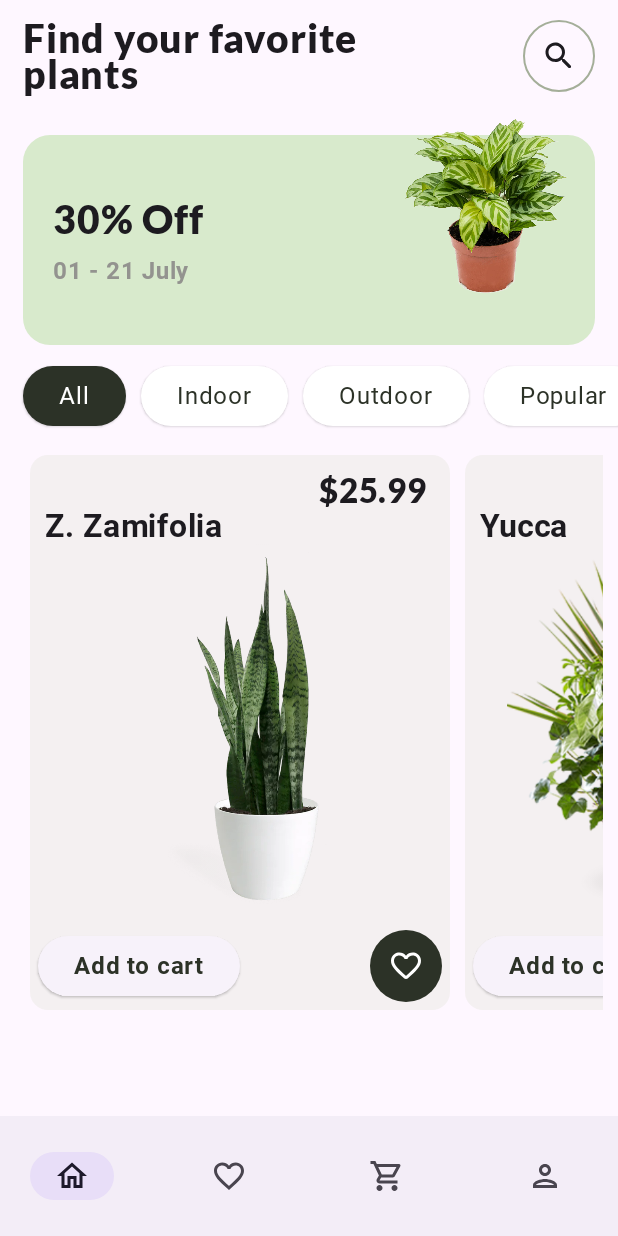
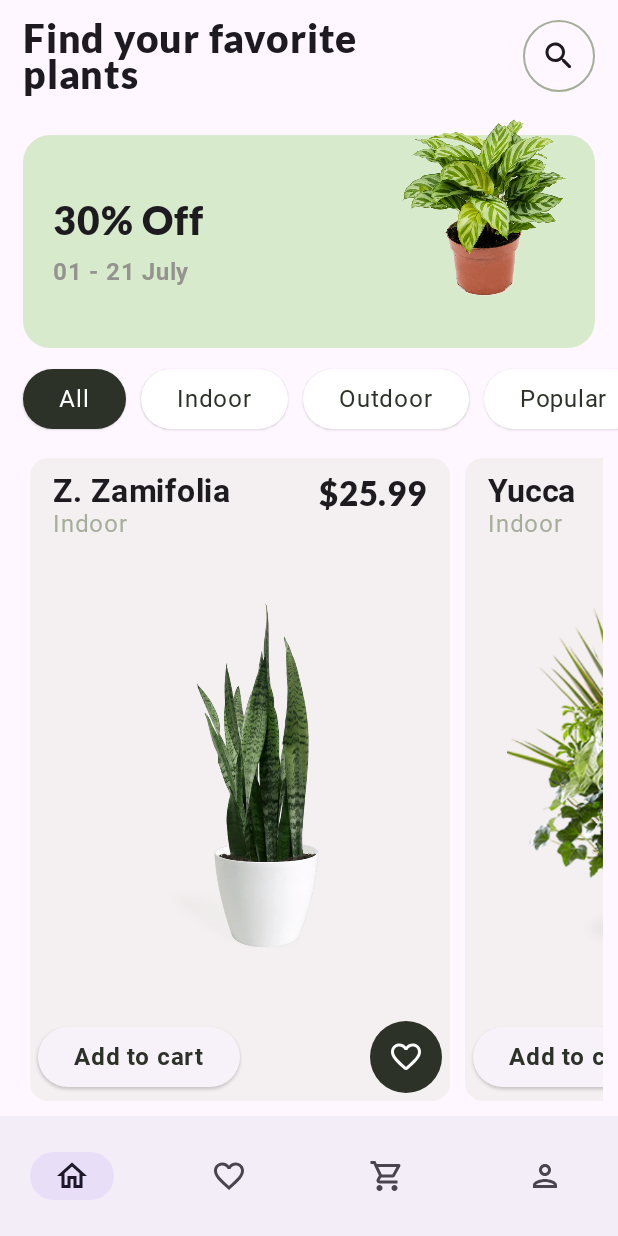
Before and after one commit to raul94a/PlantShop, an Android app built with Jetpack Compose: the HomeScreen screen opened through its navigation route, on a phone screen of 412 x 824 dp. Run offline under Robolectric (Android 15) with nearby library versions, the phone set to English and light mode, and no system bars; 2 statements that could not run were skipped.

Commit message:
Restyling of PlantScreen: Give weight to expand PlantList

```diff
--- a/app/src/main/java/com/raul/plantshop/domain/plants/Plant.kt
+++ b/app/src/main/java/com/raul/plantshop/domain/plants/Plant.kt
@@ -1,5 +1,7 @@
 package com.raul.plantshop.domain.plants
 
+import androidx.compose.runtime.Composable
+import androidx.compose.ui.res.stringResource
 import com.raul.plantshop.R
 import com.raul.plantshop.data.plant.PlantData
 import com.raul.plantshop.data.plant.toPlant
@@ -10,7 +12,7 @@ import kotlinx.serialization.Serializable
 data class Plant(
     val id: String,
     val name: String,
-    val isFav : Boolean = false,
+    val isFav: Boolean = false,
     val description: String,
     val imageUri: String,
     val size: Double,
@@ -56,10 +58,18 @@ data class Plant(
         }
     }
 
+    @Composable
+    fun getCategoryResource(): String {
+        return when (category) {
+            PlantCategory.Indoor -> stringResource(R.string.indoor)
+            else -> stringResource(R.string.outdoor)
+        }
+    }
+
 
 }
 
-fun Plant.toPlantData() : PlantData {
+fun Plant.toPlantData(): PlantData {
     val category = if (this.category == PlantCategory.Indoor) {
         "Indoor"
     } else {
--- a/app/src/main/java/com/raul/plantshop/presentation/plants/DiscountBanner.kt
+++ b/app/src/main/java/com/raul/plantshop/presentation/plants/DiscountBanner.kt
@@ -36,11 +36,11 @@ data class Discount(
 )
 
 @Composable
-fun DiscountBanner(discount: Discount) {
+fun DiscountBanner(modifier: Modifier,discount: Discount) {
 
     val bannerHeight = remember { 175.dp }
     Box(
-        modifier = Modifier
+        modifier = modifier
             .fillMaxWidth()
             .height(bannerHeight)
             .padding(horizontal = 15.dp).padding(bottom = 10.dp)
--- a/app/src/main/java/com/raul/plantshop/presentation/plants/PlantList.kt
+++ b/app/src/main/java/com/raul/plantshop/presentation/plants/PlantList.kt
@@ -6,6 +6,7 @@ import androidx.compose.foundation.background
 import androidx.compose.foundation.clickable
 import androidx.compose.foundation.layout.Arrangement
 import androidx.compose.foundation.layout.Box
+import androidx.compose.foundation.layout.Column
 import androidx.compose.foundation.layout.Row
 import androidx.compose.foundation.layout.fillMaxSize
 import androidx.compose.foundation.layout.fillMaxWidth
@@ -40,6 +41,7 @@ import com.raul.plantshop.domain.plants.toPlantData
 import com.raul.plantshop.ui.theme.Typography
 import com.raul.plantshop.ui.theme.cardContentColor
 import com.raul.plantshop.ui.theme.mainText
+import com.raul.plantshop.ui.theme.subtitle
 
 @Composable
 fun PlantList(
@@ -146,7 +148,7 @@ fun PlantItem(
                 }) {
                 Image(
 
-                    imageVector = if(plant.isFav) Icons.Filled.Favorite else Icons.Rounded.FavoriteBorder,
+                    imageVector = if (plant.isFav) Icons.Filled.Favorite else Icons.Rounded.FavoriteBorder,
                     colorFilter = ColorFilter.tint(color = Color.White),
                     contentDescription = ""
                 )
@@ -154,15 +156,22 @@ fun PlantItem(
             }
 
         }
-
-        Text(
-            plant.name,
+        Column(
             Modifier
                 .align(Alignment.TopStart)
-                .padding(top = 35.dp, start = 10.dp),
+                .padding(10.dp)
+                .padding(start = 5.dp)
+        ) {
 
-            style = Typography.bodyMedium.copy(fontWeight = FontWeight.W600, fontSize = 21.sp),
+            Text(
+                plant.name,
 
+                style = Typography.bodyMedium.copy(fontWeight = FontWeight.W600, fontSize = 21.sp),
             )
+            Text(
+                plant.getCategoryResource(),
+                style = Typography.bodyMedium.copy(fontSize = 16.sp, color = subtitle),
+            )
+        }
     }
 }
--- a/app/src/main/java/com/raul/plantshop/presentation/plants/PlantsScreen.kt
+++ b/app/src/main/java/com/raul/plantshop/presentation/plants/PlantsScreen.kt
@@ -2,6 +2,8 @@ package com.raul.plantshop.presentation.plants
 
 import androidx.compose.foundation.layout.Column
 import androidx.compose.foundation.layout.Spacer
+import androidx.compose.foundation.layout.fillMaxSize
+import androidx.compose.foundation.layout.height
 import androidx.compose.foundation.layout.padding
 import androidx.compose.foundation.rememberScrollState
 import androidx.compose.foundation.verticalScroll
@@ -20,7 +22,7 @@ fun PlantsScreen(
 ) {
 
     Column(
-        Modifier.verticalScroll(
+        Modifier.fillMaxSize ().verticalScroll(
             state = rememberScrollState()
         )
     ) {
@@ -28,7 +30,7 @@ fun PlantsScreen(
 
         HomeHeader() {}
         DiscountBanner(
-
+            modifier = Modifier.weight(0.4f),
             discount = Discount(
                 imagePainter = painterResource(R.drawable.plant7),
                 rangeDates = "01 - 21 July",
@@ -42,13 +44,12 @@ fun PlantsScreen(
             viewModel.updateCategory(it)
         }
 
-
-
-
-
         PlantList(
             plants = uiState.getByCategory(),
-            modifier = Modifier.padding(start = 10.dp),
+            modifier = Modifier
+                .weight(1f)
+
+                .padding(start = 10.dp),
             addToCart = { viewModel.addItemToCart(it) },
             onToggleFav = { viewModel.updatePlantFavorite(it.id) },
             onTapCard = {
```
